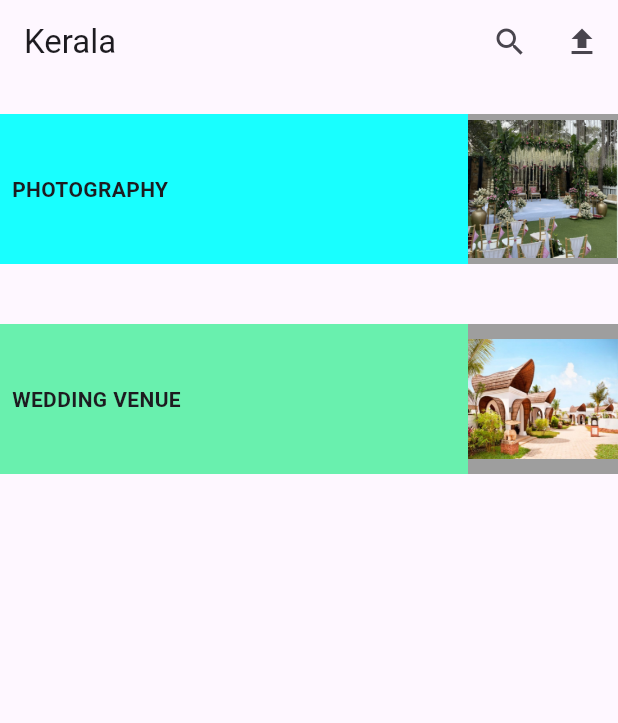
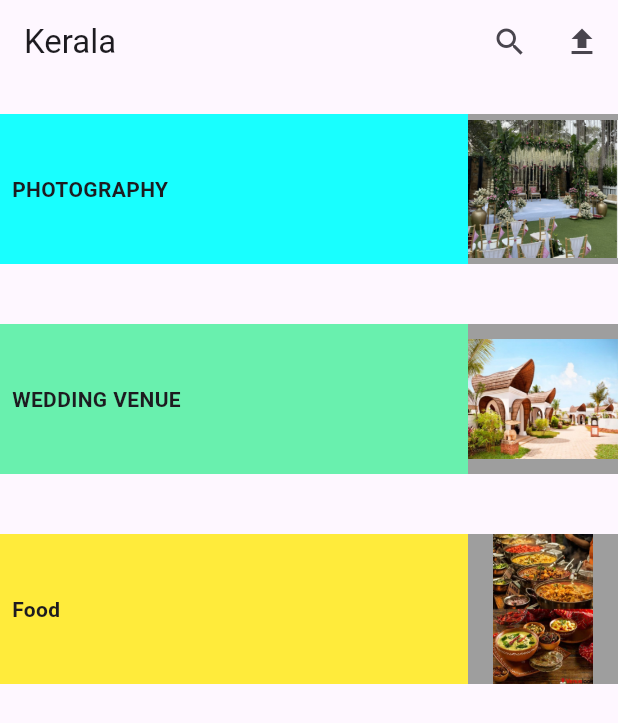
Before and after one commit to yasminazeez12/dream_destiny, a Flutter app: the Allcategories screen opened directly, on a phone screen of 412 x 824 dp. Shown: the top 723 px of the screen. Run offline on Flutter 3.47's test engine with Material 3 defaults, Android fonts, the light colour scheme and no system bars; our stand-ins replace cloud_firestore, firebase_auth, firebase_core, firebase_storage, get, image_picker; accounts and stored records are empty.

Commit message:
updated category and floders by rahul

```diff
--- a/lib/Navbar/mybottomnavbar.dart
+++ b/lib/Navbar/mybottomnavbar.dart
@@ -1,7 +1,7 @@
-import 'package:dream_destiny/Navbar/allcategories.dart';
+import 'package:dream_destiny/Navbar/vendors.dart';
 import 'package:dream_destiny/Navbar/homepage.dart';
 import 'package:dream_destiny/Navbar/ideas.dart';
-import 'package:dream_destiny/packages.dart';
+import 'package:dream_destiny/Navbar/packages.dart';
 
 import 'package:flutter/material.dart';
 
--- a/lib/Navbar/allcategories.dart
+++ b/lib/Navbar/vendors.dart
@@ -1,7 +1,10 @@
 import 'package:dream_destiny/categories/photographers.dart';
 import 'package:flutter/material.dart';
 
+import '../categories/decorations.dart';
+import '../categories/food.dart';
 import '../categories/weddingvenues.dart';
+import '../dataupload_view/uploadweddingdata/uploaddata.dart';
 
 class Allcategories extends StatefulWidget {
   const Allcategories({super.key});
@@ -61,16 +64,22 @@ class _AllcategoriesState extends State<Allcategories> {
         title: Text('Kerala'),
         actions: [
           IconButton(onPressed: () {}, icon: Icon(Icons.search)),
-          IconButton(onPressed: () {}, icon: Icon(Icons.upload))
+          IconButton(onPressed: () {Navigator.of(context).push(MaterialPageRoute(
+            builder: (context) => Uploadwedding(),
+          ));}, icon: Icon(Icons.upload)),
+
         ],
       ),
-      body: Column(
-        children: [
-          _categorycard('PHOTOGRAPHY', Photographers(),
-              'assets/0e2bb03fc87bd002a83f180cea3b2161.png', Colors.cyanAccent),
-          _categorycard('WEDDING VENUE', Weddingvenues(),
-              'assets/5 Star Luxury Resort in Bekal, Kerala - Taj Bekal Resort & Spa, Kerala.jpg',Colors.greenAccent)
-        ],
+      body: SingleChildScrollView(
+        child: Column(
+          children: [
+            _categorycard('PHOTOGRAPHY', Photographers(),
+                'assets/0e2bb03fc87bd002a83f180cea3b2161.png', Colors.cyanAccent),
+            _categorycard('WEDDING VENUE', Weddingvenues(),
+                'assets/5 Star Luxury Resort in Bekal, Kerala - Taj Bekal Resort & Spa, Kerala.jpg',Colors.greenAccent),
+            _categorycard("Food",Food(), "assets/Chicken Milega Kya_.jpg", Colors.yellow),
+          ],
+        ),
       ),
     );
   }
--- a/lib/main.dart
+++ b/lib/main.dart
@@ -7,7 +7,7 @@ import 'package:dream_destiny/admin/grandevent.dart';
 import 'package:dream_destiny/admin/rating.dart';
 import 'package:dream_destiny/callvendor.dart';
 import 'package:dream_destiny/categories.dart';
-import 'package:dream_destiny/Navbar/allcategories.dart';
+import 'package:dream_destiny/Navbar/vendors.dart';
 import 'package:dream_destiny/continuepage.dart';
 import 'package:dream_destiny/dataupload_view/uploadweddingdata/uploaddata.dart';
 import 'package:dream_destiny/district.dart';
@@ -28,7 +28,7 @@ import 'package:dream_destiny/Navbar/ideas.dart';
 import 'package:dream_destiny/Navbar/mybottomnavbar.dart';
 
 
-import 'package:dream_destiny/packages.dart';
+import 'package:dream_destiny/Navbar/packages.dart';
 import 'package:dream_destiny/gopage.dart';
 import 'package:dream_destiny/inbox.dart';
 import 'package:dream_destiny/login_Signp/login.dart';
```
Also changed, not shown: lib/Navbar/packages.dart (renamed from lib/packages.dart).
